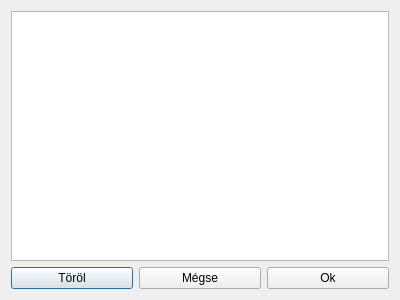
Above: load.ui from kevinbencs/Sakk before the change. Below: the same form after it.
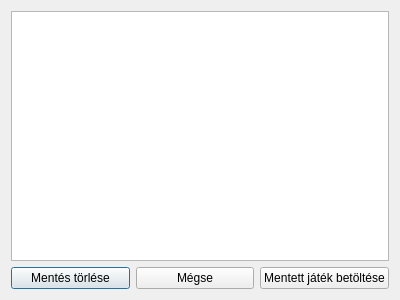
That is the form after the change.

```diff
--- a/load.ui
+++ b/load.ui
@@ -24,7 +24,7 @@
        <item>
         <widget class="QPushButton" name="pushButton_2">
          <property name="text">
-          <string>Töröl</string>
+          <string>Mentés törlése</string>
          </property>
         </widget>
        </item>
@@ -38,7 +38,7 @@
        <item>
         <widget class="QPushButton" name="pushButton">
          <property name="text">
-          <string>Ok</string>
+          <string>Mentett játék betöltése</string>
          </property>
         </widget>
        </item>
```
Left out of the diff: 2 changed lines with no effect on the pictures.
